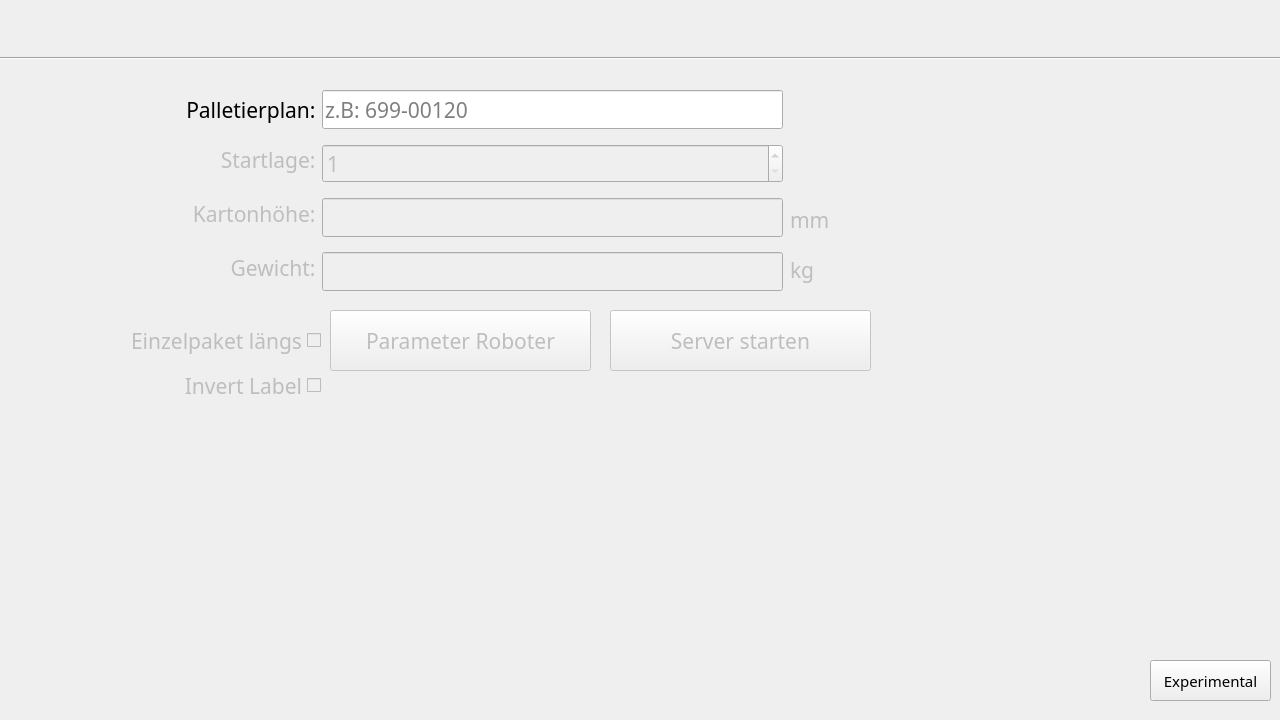
The window that ui_files/MainWindow.ui (Snupai/MultipackParser) describes before a commit, drawn with Qt 5.
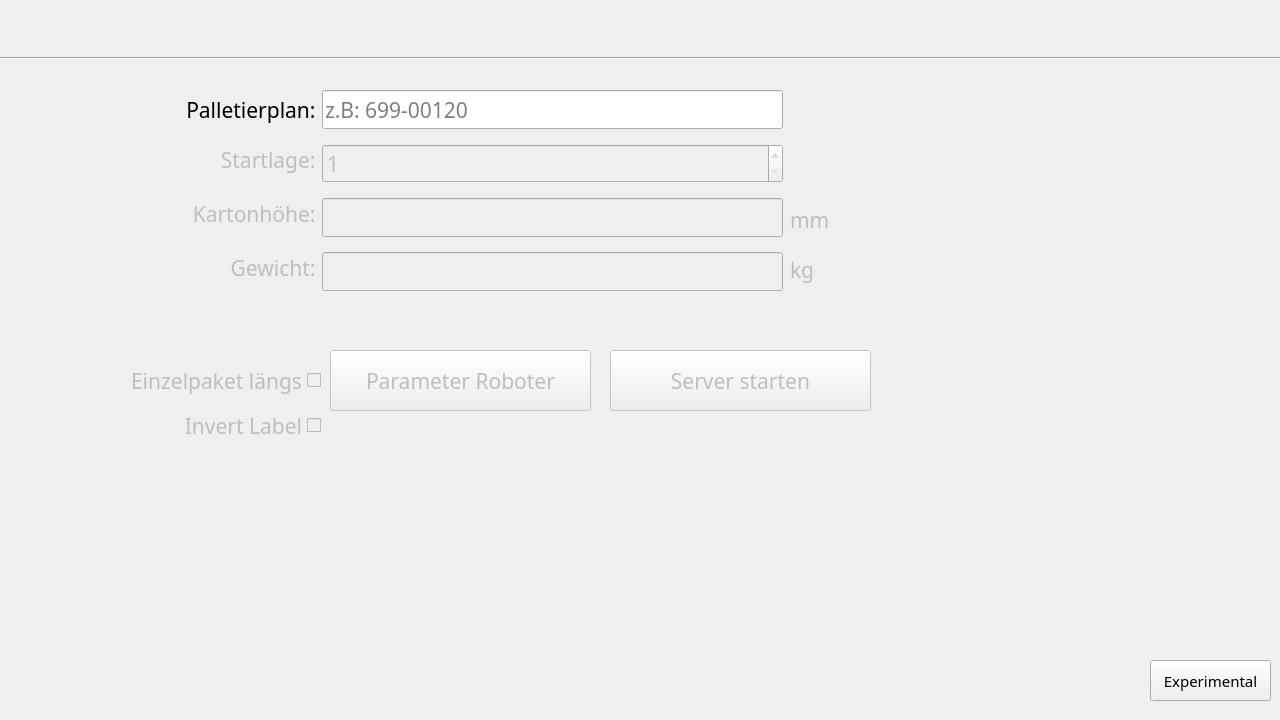
The same window after the commit. Icons and pictures are not drawn.

Commit message: feat: update UI layout and add weight info label for enhanced user feedback on package weight

```diff
--- a/ui_files/MainWindow.ui
+++ b/ui_files/MainWindow.ui
@@ -203,7 +203,7 @@
      <property name="geometry">
       <rect>
        <x>70</x>
-       <y>310</y>
+       <y>350</y>
        <width>251</width>
        <height>61</height>
       </rect>
@@ -231,7 +231,7 @@
      <property name="geometry">
       <rect>
        <x>610</x>
-       <y>310</y>
+       <y>350</y>
        <width>261</width>
        <height>61</height>
       </rect>
@@ -256,7 +256,7 @@
      <property name="geometry">
       <rect>
        <x>330</x>
-       <y>310</y>
+       <y>350</y>
        <width>261</width>
        <height>61</height>
       </rect>
@@ -616,6 +616,32 @@
       <set>Qt::InputMethodHint::ImhDigitsOnly|Qt::InputMethodHint::ImhFormattedNumbersOnly</set>
      </property>
     </widget>
+    <widget class="QLabel" name="label_GewichtInfo">
+     <property name="enabled">
+      <bool>true</bool>
+     </property>
+     <property name="geometry">
+      <rect>
+       <x>330</x>
+       <y>290</y>
+       <width>511</width>
+       <height>61</height>
+      </rect>
+     </property>
+     <property name="font">
+      <font>
+       <family>Sans Serif</family>
+       <pointsize>16</pointsize>
+       <underline>true</underline>
+      </font>
+     </property>
+     <property name="text">
+      <string/>
+     </property>
+     <property name="alignment">
+      <set>Qt::AlignmentFlag::AlignLeading|Qt::AlignmentFlag::AlignLeft|Qt::AlignmentFlag::AlignVCenter</set>
+     </property>
+    </widget>
     <widget class="QLineEdit" name="EingabeKartonhoehe">
      <property name="enabled">
       <bool>false</bool>
@@ -722,7 +748,7 @@
      <property name="geometry">
       <rect>
        <x>70</x>
-       <y>370</y>
+       <y>410</y>
        <width>251</width>
        <height>31</height>
       </rect>
```
Left out of the diff: 1 changed line with no effect on the pictures. The commit also changes 3 other files.
